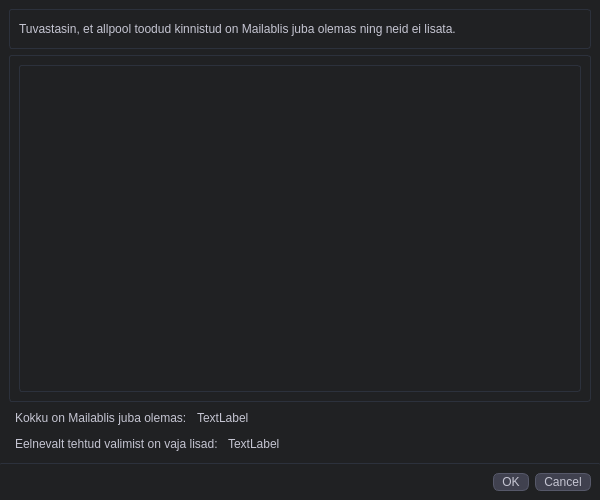
Qt form mailabl-qgis/widgets/Confirmation_list.ui (TuloliKalver/mailabl-qgis) before a commit.
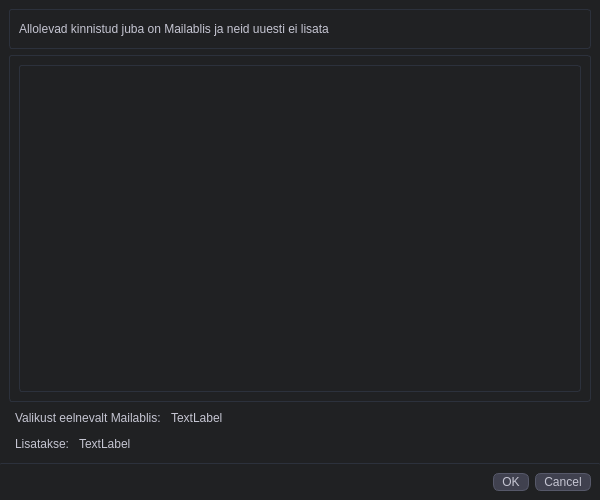
The same form after that commit.

What changed in the file:
```diff
--- a/mailabl-qgis/widgets/Confirmation_list.ui
+++ b/mailabl-qgis/widgets/Confirmation_list.ui
@@ -122,7 +122,7 @@
          <item>
           <widget class="QLabel" name="lb_info">
            <property name="text">
-            <string>Tuvastasin, et allpool toodud kinnistud on Mailablis juba olemas ning neid ei lisata.</string>
+            <string>Allolevad kinnistud juba on Mailablis ja neid uuesti ei lisata</string>
            </property>
           </widget>
          </item>
@@ -211,7 +211,7 @@
             <item>
              <widget class="QLabel" name="label_4">
               <property name="text">
-               <string>Kokku on Mailablis juba olemas:</string>
+               <string>Valikust eelnevalt Mailablis:</string>
               </property>
              </widget>
             </item>
@@ -268,7 +268,7 @@
             <item>
              <widget class="QLabel" name="label_5">
               <property name="text">
-               <string>Eelnevalt tehtud valimist on vaja lisad:</string>
+               <string>Lisatakse:</string>
               </property>
              </widget>
             </item>
```
